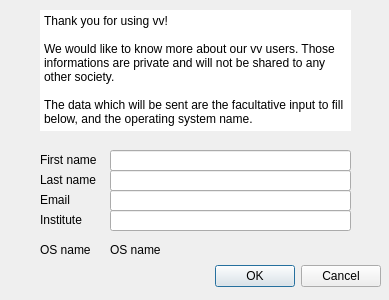
Above: vv/qt_ui/vvRegisterForm.ui from open-vv/vv before the change. Below: the same form after it.
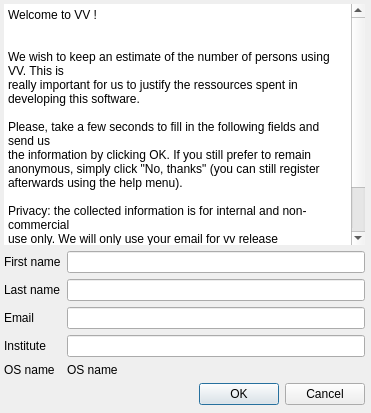
That is the form after the change. Icons and pictures are not drawn.

Commit message: text modifications for registering vv

```diff
--- a/vv/qt_ui/vvRegisterForm.ui
+++ b/vv/qt_ui/vvRegisterForm.ui
@@ -6,179 +6,128 @@
    <rect>
     <x>0</x>
     <y>0</y>
-    <width>389</width>
-    <height>300</height>
+    <width>371</width>
+    <height>413</height>
    </rect>
   </property>
   <property name="windowTitle">
    <string>Dialog</string>
   </property>
-  <widget class="QDialogButtonBox" name="buttonBox">
+  <widget class="QWidget" name="">
    <property name="geometry">
     <rect>
-     <x>40</x>
-     <y>260</y>
-     <width>341</width>
-     <height>32</height>
+     <x>4</x>
+     <y>4</y>
+     <width>361</width>
+     <height>401</height>
     </rect>
    </property>
-   <property name="orientation">
-    <enum>Qt::Horizontal</enum>
-   </property>
-   <property name="standardButtons">
-    <set>QDialogButtonBox::Cancel|QDialogButtonBox::Ok</set>
-   </property>
-  </widget>
-  <widget class="QLineEdit" name="firstName">
-   <property name="geometry">
-    <rect>
-     <x>110</x>
-     <y>150</y>
-     <width>241</width>
-     <height>21</height>
-    </rect>
-   </property>
-  </widget>
-  <widget class="QLabel" name="label">
-   <property name="geometry">
-    <rect>
-     <x>40</x>
-     <y>150</y>
-     <width>71</width>
-     <height>20</height>
-    </rect>
-   </property>
-   <property name="text">
-    <string>First name</string>
-   </property>
-  </widget>
-  <widget class="QLabel" name="label_2">
-   <property name="geometry">
-    <rect>
-     <x>40</x>
-     <y>170</y>
-     <width>71</width>
-     <height>20</height>
-    </rect>
-   </property>
-   <property name="text">
-    <string>Last name</string>
-   </property>
-  </widget>
-  <widget class="QLineEdit" name="lastName">
-   <property name="geometry">
-    <rect>
-     <x>110</x>
-     <y>170</y>
-     <width>241</width>
-     <height>21</height>
-    </rect>
-   </property>
-  </widget>
-  <widget class="QLineEdit" name="email">
-   <property name="geometry">
-    <rect>
-     <x>110</x>
-     <y>190</y>
-     <width>241</width>
-     <height>21</height>
-    </rect>
-   </property>
-  </widget>
-  <widget class="QLineEdit" name="group">
-   <property name="geometry">
-    <rect>
-     <x>110</x>
-     <y>210</y>
-     <width>241</width>
-     <height>21</height>
-    </rect>
-   </property>
-  </widget>
-  <widget class="QLabel" name="label_3">
-   <property name="geometry">
-    <rect>
-     <x>40</x>
-     <y>190</y>
-     <width>71</width>
-     <height>20</height>
-    </rect>
-   </property>
-   <property name="text">
-    <string>Email</string>
-   </property>
-  </widget>
-  <widget class="QLabel" name="label_4">
-   <property name="geometry">
-    <rect>
-     <x>40</x>
-     <y>210</y>
-     <width>71</width>
-     <height>20</height>
-    </rect>
-   </property>
-   <property name="text">
-    <string>Institute</string>
-   </property>
-  </widget>
-  <widget class="QTextBrowser" name="textBrowser">
-   <property name="geometry">
-    <rect>
-     <x>40</x>
-     <y>10</y>
-     <width>311</width>
-     <height>121</height>
-    </rect>
-   </property>
-   <property name="contextMenuPolicy">
-    <enum>Qt::DefaultContextMenu</enum>
-   </property>
-   <property name="autoFillBackground">
-    <bool>false</bool>
-   </property>
-   <property name="frameShape">
-    <enum>QFrame::NoFrame</enum>
-   </property>
-   <property name="frameShadow">
-    <enum>QFrame::Plain</enum>
-   </property>
-   <property name="html">
-    <string>&lt;!DOCTYPE HTML PUBLIC &quot;-//W3C//DTD HTML 4.0//EN&quot; &quot;http://www.w3.org/TR/REC-html40/strict.dtd&quot;&gt;
+   <layout class="QVBoxLayout" name="verticalLayout">
+    <item>
+     <widget class="QTextBrowser" name="textBrowser">
+      <property name="contextMenuPolicy">
+       <enum>Qt::DefaultContextMenu</enum>
+      </property>
+      <property name="autoFillBackground">
+       <bool>false</bool>
+      </property>
+      <property name="frameShape">
+       <enum>QFrame::NoFrame</enum>
+      </property>
+      <property name="frameShadow">
+       <enum>QFrame::Plain</enum>
+      </property>
+      <property name="html">
+       <string>&lt;!DOCTYPE HTML PUBLIC &quot;-//W3C//DTD HTML 4.0//EN&quot; &quot;http://www.w3.org/TR/REC-html40/strict.dtd&quot;&gt;
 &lt;html&gt;&lt;head&gt;&lt;meta name=&quot;qrichtext&quot; content=&quot;1&quot; /&gt;&lt;style type=&quot;text/css&quot;&gt;
 p, li { white-space: pre-wrap; }
 &lt;/style&gt;&lt;/head&gt;&lt;body style=&quot; font-family:'Sans Serif'; font-size:9pt; font-weight:400; font-style:normal;&quot;&gt;
-&lt;p style=&quot; margin-top:0px; margin-bottom:0px; margin-left:0px; margin-right:0px; -qt-block-indent:0; text-indent:0px;&quot;&gt;Thank you for using vv!&lt;/p&gt;
+&lt;img src=&quot;:/common/icons/weNeedYou.jpg&quot; style=&quot;float:right;&quot; /&gt;
+&lt;p style=&quot; margin-top:0px; margin-bottom:0px; margin-left:0px; margin-right:0px; -qt-block-indent:0; text-indent:0px;&quot;&gt;Welcome to VV !&lt;/p&gt;
+&lt;p style=&quot; margin-top:0px; margin-bottom:0px; margin-left:0px; margin-right:0px; -qt-block-indent:0; text-indent:0px;&quot;&gt;&lt;br /&gt;&lt;/p&gt;
+&lt;p style=&quot; margin-top:0px; margin-bottom:0px; margin-left:0px; margin-right:0px; -qt-block-indent:0; text-indent:0px;&quot;&gt;We wish to keep an estimate of the number of persons using VV. This is&lt;/p&gt;
+&lt;p style=&quot; margin-top:0px; margin-bottom:0px; margin-left:0px; margin-right:0px; -qt-block-indent:0; text-indent:0px;&quot;&gt;really important for us to justify the ressources spent in developing this software.&lt;/p&gt;
 &lt;p style=&quot;-qt-paragraph-type:empty; margin-top:0px; margin-bottom:0px; margin-left:0px; margin-right:0px; -qt-block-indent:0; text-indent:0px;&quot;&gt;&lt;/p&gt;
-&lt;p style=&quot; margin-top:0px; margin-bottom:0px; margin-left:0px; margin-right:0px; -qt-block-indent:0; text-indent:0px;&quot;&gt;We would like to know more about our vv users. Those informations are private and will not be shared to any other society.&lt;/p&gt;
+&lt;p style=&quot; margin-top:0px; margin-bottom:0px; margin-left:0px; margin-right:0px; -qt-block-indent:0; text-indent:0px;&quot;&gt;Please, take a few seconds to fill in the following fields and send us&lt;/p&gt;
+&lt;p style=&quot; margin-top:0px; margin-bottom:0px; margin-left:0px; margin-right:0px; -qt-block-indent:0; text-indent:0px;&quot;&gt;the information by clicking OK. If you still prefer to remain &lt;/p&gt;
+&lt;p style=&quot; margin-top:0px; margin-bottom:0px; margin-left:0px; margin-right:0px; -qt-block-indent:0; text-indent:0px;&quot;&gt;anonymous, simply click &amp;quot;No, thanks&amp;quot; (you can still register afterwards using the help menu).&lt;/p&gt;
 &lt;p style=&quot;-qt-paragraph-type:empty; margin-top:0px; margin-bottom:0px; margin-left:0px; margin-right:0px; -qt-block-indent:0; text-indent:0px;&quot;&gt;&lt;/p&gt;
-&lt;p style=&quot; margin-top:0px; margin-bottom:0px; margin-left:0px; margin-right:0px; -qt-block-indent:0; text-indent:0px;&quot;&gt;The data which will be sent are the facultative input to fill below, and the operating system name.&lt;/p&gt;&lt;/body&gt;&lt;/html&gt;</string>
-   </property>
-  </widget>
-  <widget class="QLabel" name="label_5">
-   <property name="geometry">
-    <rect>
-     <x>40</x>
-     <y>240</y>
-     <width>61</width>
-     <height>20</height>
-    </rect>
-   </property>
-   <property name="text">
-    <string>OS name</string>
-   </property>
-  </widget>
-  <widget class="QLabel" name="osName">
-   <property name="geometry">
-    <rect>
-     <x>110</x>
-     <y>240</y>
-     <width>241</width>
-     <height>20</height>
-    </rect>
-   </property>
-   <property name="text">
-    <string>OS name</string>
-   </property>
+&lt;p style=&quot; margin-top:0px; margin-bottom:0px; margin-left:0px; margin-right:0px; -qt-block-indent:0; text-indent:0px;&quot;&gt;Privacy: the collected information is for internal and non-commercial&lt;/p&gt;
+&lt;p style=&quot; margin-top:0px; margin-bottom:0px; margin-left:0px; margin-right:0px; -qt-block-indent:0; text-indent:0px;&quot;&gt;use only. We will only use your email for vv release announcements.&lt;/p&gt;
+&lt;p style=&quot;-qt-paragraph-type:empty; margin-top:0px; margin-bottom:0px; margin-left:0px; margin-right:0px; -qt-block-indent:0; text-indent:0px;&quot;&gt;&lt;/p&gt;
+&lt;p style=&quot; margin-top:0px; margin-bottom:0px; margin-left:0px; margin-right:0px; -qt-block-indent:0; text-indent:0px;&quot;&gt;&lt;br /&gt;&lt;/p&gt;&lt;/body&gt;&lt;/html&gt;</string>
+      </property>
+     </widget>
+    </item>
+    <item>
+     <layout class="QGridLayout" name="gridLayout">
+      <item row="0" column="0">
+       <widget class="QLabel" name="label">
+        <property name="text">
+         <string>First name</string>
+        </property>
+       </widget>
+      </item>
+      <item row="0" column="1">
+       <widget class="QLineEdit" name="firstName"/>
+      </item>
+      <item row="1" column="0">
+       <widget class="QLabel" name="label_2">
+        <property name="text">
+         <string>Last name</string>
+        </property>
+       </widget>
+      </item>
+      <item row="1" column="1">
+       <widget class="QLineEdit" name="lastName"/>
+      </item>
+      <item row="2" column="0">
+       <widget class="QLabel" name="label_3">
+        <property name="text">
+         <string>Email</string>
+        </property>
+       </widget>
+      </item>
+      <item row="2" column="1">
+       <widget class="QLineEdit" name="email"/>
+      </item>
+      <item row="3" column="0">
+       <widget class="QLabel" name="label_4">
+        <property name="text">
+         <string>Institute</string>
+        </property>
+       </widget>
+      </item>
+      <item row="3" column="1">
+       <widget class="QLineEdit" name="group"/>
+      </item>
+      <item row="4" column="0">
+       <widget class="QLabel" name="label_5">
+        <property name="text">
+         <string>OS name</string>
+        </property>
+       </widget>
+      </item>
+      <item row="4" column="1">
+       <widget class="QLabel" name="osName">
+        <property name="text">
+         <string>OS name</string>
+        </property>
+       </widget>
+      </item>
+     </layout>
+    </item>
+    <item>
+     <widget class="QDialogButtonBox" name="buttonBox">
+      <property name="orientation">
+       <enum>Qt::Horizontal</enum>
+      </property>
+      <property name="standardButtons">
+       <set>QDialogButtonBox::Cancel|QDialogButtonBox::Ok</set>
+      </property>
+     </widget>
+    </item>
+   </layout>
   </widget>
  </widget>
  <resources/>
```
Left out of the diff: 4 changed lines with no effect on the pictures. The commit also changes 2 other files.
